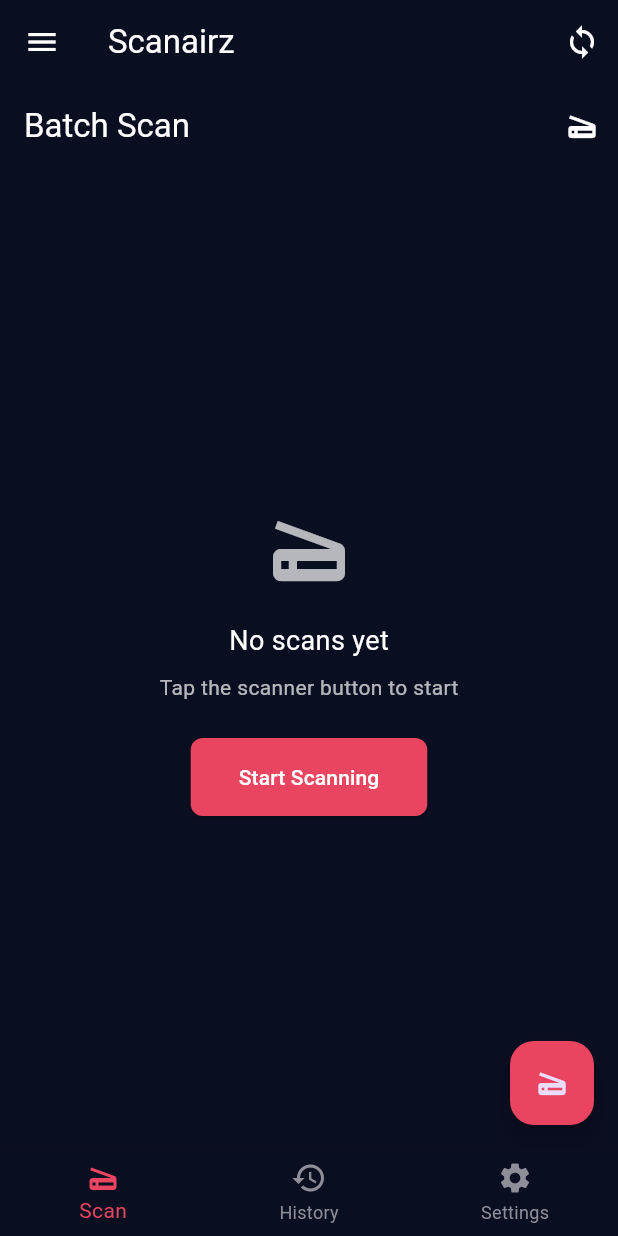
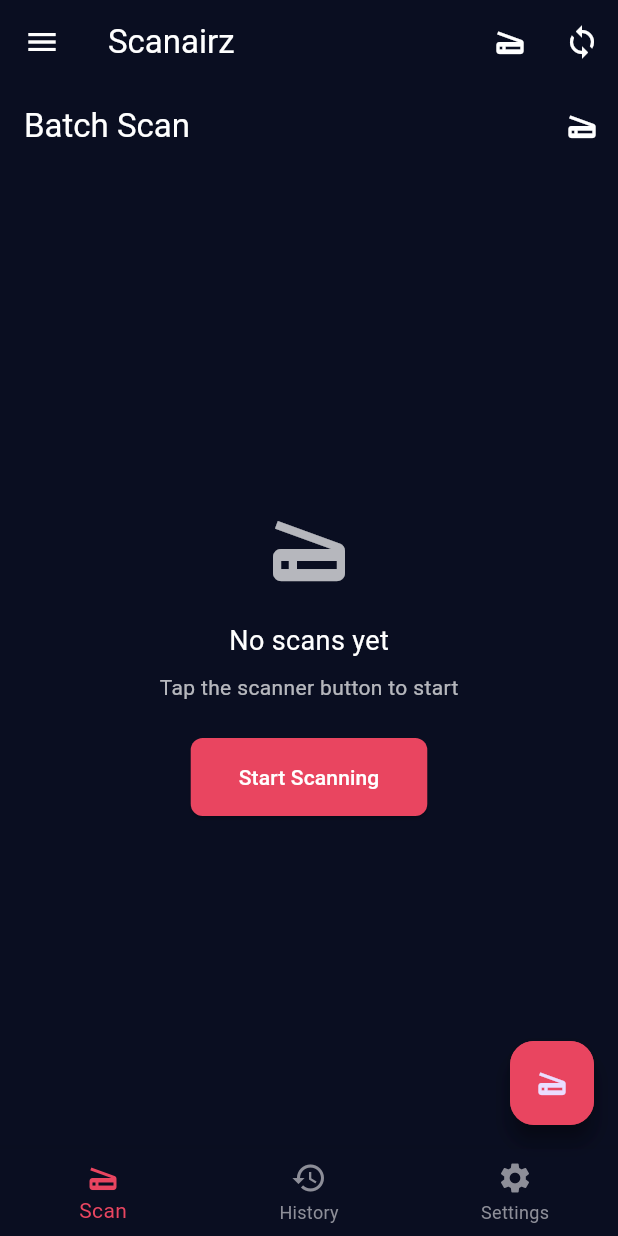
Before and after one commit to hasim13ab-del/scanairz, a Flutter app: the MainAppShell screen opened directly, on a phone screen of 412 x 824 dp. Run offline on Flutter 3.47's test engine with Material 3 defaults, Android fonts, the light colour scheme and no system bars; our stand-ins replace connectivity_plus, flutter_riverpod, shared_preferences, vibration; missing offline and left inert: mobile_scanner; accounts and stored records are empty.

Commit message:
prototype_ready

```diff
--- a/scanairz/lib/screens/main_app_shell.dart
+++ b/scanairz/lib/screens/main_app_shell.dart
@@ -5,6 +5,7 @@ import 'history_screen.dart';
 import 'settings_screen.dart';
 import 'pc_sync_screen.dart';
 import 'help_section_screen.dart';
+import 'main_scan_screen.dart';
 import '../theme/app_theme.dart';
 import '../widgets/custom_navbar.dart';
 
@@ -18,16 +19,23 @@ class MainAppShell extends ConsumerStatefulWidget {
 class _MainAppShellState extends ConsumerState<MainAppShell> {
   int _currentIndex = 0;
 
-  final List<Widget> _screens = [
-    const BatchScanScreen(),
-    const HistoryScreen(),
-    const SettingsScreen(),
+  final List<Widget> _screens = const [
+    BatchScanScreen(),
+    HistoryScreen(),
+    SettingsScreen(),
   ];
 
   void _onItemTapped(int index) {
     setState(() {
       _currentIndex = index;
     });
+  }
+
+  void _navigateToScreen(Widget screen) {
+    Navigator.push(
+      context,
+      MaterialPageRoute(builder: (context) => screen),
+    );
   }
 
   @override
@@ -39,12 +47,15 @@ class _MainAppShellState extends ConsumerState<MainAppShell> {
         backgroundColor: AppTheme.darkNavy,
         actions: [
           IconButton(
+            icon: const Icon(Icons.scanner),
+            onPressed: () {
+              _navigateToScreen(const MainScanScreen());
+            },
+          ),
+          IconButton(
             icon: const Icon(Icons.sync),
             onPressed: () {
-              Navigator.push(
-                context,
-                MaterialPageRoute(builder: (context) => const PcSyncScreen()),
-              );
+              _navigateToScreen(const PcSyncScreen());
             },
           ),
         ],
@@ -54,11 +65,11 @@ class _MainAppShellState extends ConsumerState<MainAppShell> {
         child: ListView(
           padding: EdgeInsets.zero,
           children: [
-            DrawerHeader(
+            const DrawerHeader(
               decoration: BoxDecoration(
-                color: AppTheme.primaryRed.withOpacity(0.8),
+                color: Color(0xCCE94560), // AppTheme.primaryRed with 80% opacity
               ),
-              child: const Column(
+              child: Column(
                 crossAxisAlignment: CrossAxisAlignment.start,
                 children: [
                   CircleAvatar(
@@ -67,7 +78,7 @@ class _MainAppShellState extends ConsumerState<MainAppShell> {
                     child: Text(
                       'S',
                       style: TextStyle(
-                        color: AppTheme.primaryRed,
+                        color: Color(0xFFE94560), // AppTheme.primaryRed
                         fontSize: 24,
                         fontWeight: FontWeight.bold,
                       ),
@@ -94,6 +105,14 @@ class _MainAppShellState extends ConsumerState<MainAppShell> {
             ),
             ListTile(
               leading: const Icon(Icons.scanner, color: Colors.white),
+              title: const Text('Scan Barcode', style: TextStyle(color: Colors.white)),
+              onTap: () {
+                Navigator.pop(context);
+                _navigateToScreen(const MainScanScreen());
+              },
+            ),
+            ListTile(
+              leading: const Icon(Icons.list, color: Colors.white),
               title: const Text('Batch Scan', style: TextStyle(color: Colors.white)),
               onTap: () {
                 Navigator.pop(context);
@@ -127,10 +146,7 @@ class _MainAppShellState extends ConsumerState<MainAppShell> {
               title: const Text('PC Sync', style: TextStyle(color: Colors.white)),
               onTap: () {
                 Navigator.pop(context);
-                Navigator.push(
-                  context,
-                  MaterialPageRoute(builder: (context) => const PcSyncScreen()),
-                );
+                _navigateToScreen(const PcSyncScreen());
               },
             ),
             ListTile(
@@ -138,13 +154,10 @@ class _MainAppShellState extends ConsumerState<MainAppShell> {
               title: const Text('Help & Support', style: TextStyle(color: Colors.white)),
               onTap: () {
                 Navigator.pop(context);
-                Navigator.push(
-                  context,
-                  MaterialPageRoute(builder: (context) => const HelpSectionScreen()),
-                );
+                _navigateToScreen(const HelpSectionScreen());
               },
             ),
-            const Divider(color: Colors.white24),
+            const Divider(color: Color(0x3DFFFFFF)), // White with 24% opacity
             ListTile(
               leading: const Icon(Icons.exit_to_app, color: Colors.white),
               title: const Text('Exit', style: TextStyle(color: Colors.white)),
@@ -161,6 +174,13 @@ class _MainAppShellState extends ConsumerState<MainAppShell> {
         currentIndex: _currentIndex,
         onTap: _onItemTapped,
       ),
+      floatingActionButton: _currentIndex == 0 ? FloatingActionButton(
+        onPressed: () {
+          _navigateToScreen(const MainScanScreen());
+        },
+        backgroundColor: const Color(0xFFE94560), // AppTheme.primaryRed
+        child: const Icon(Icons.scanner),
+      ) : null,
     );
   }
 }
```
Also changed, not shown: scanairz/lib/providers/scanner_provider.dart (+31 -1 lines), scanairz/lib/screens/main_scan_screen.dart (+72 -21 lines), scanairz/lib/services/storage_service.dart (+33 -9 lines), scanairz/lib/widgets/scanner_overlay.dart (+49 -36 lines), 2 other files.
